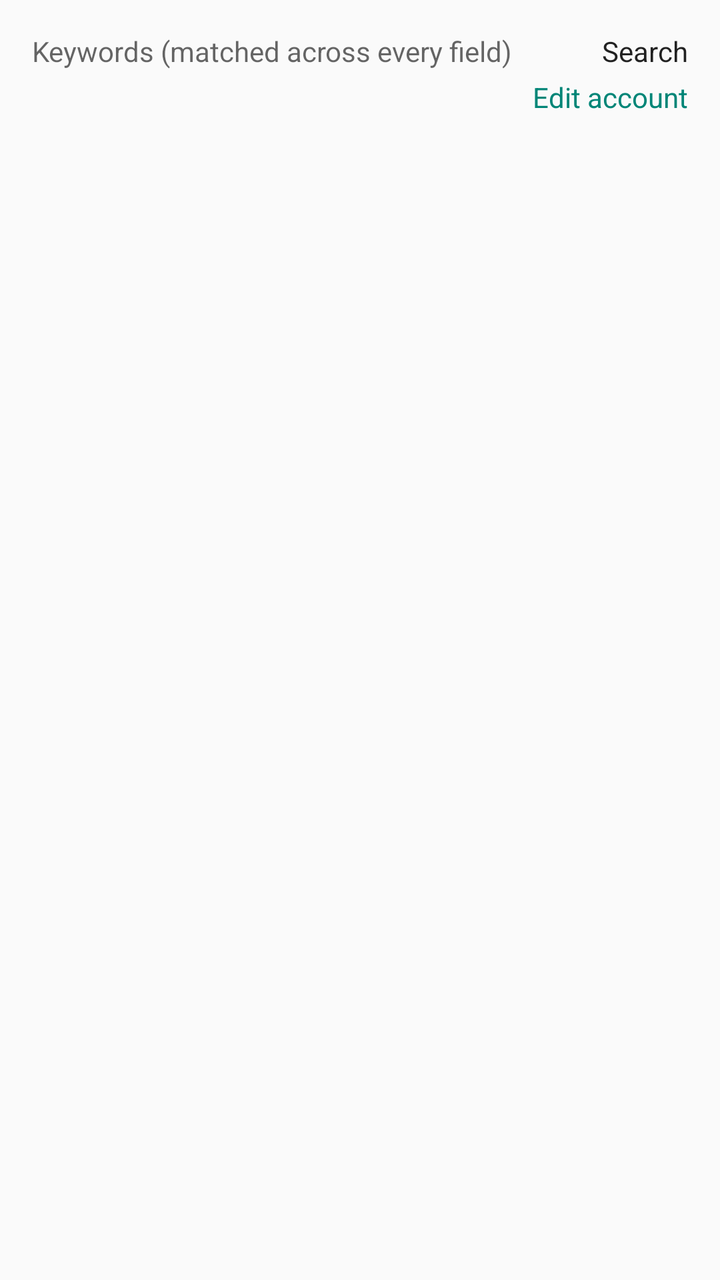
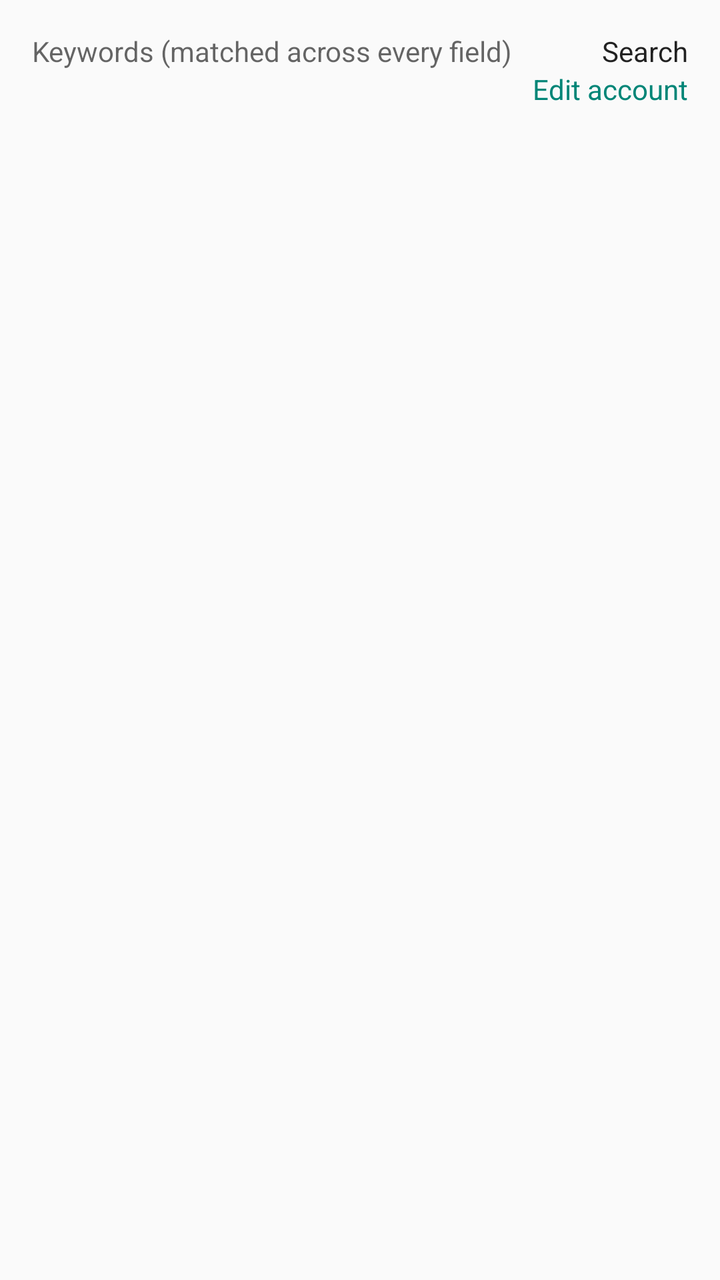

The first picture is an Android layout as it rendered before a commit; the second is the same layout after the commit. The layout source and the unified diff follow.
<!-- AndroidManifest.xml: application theme AppTheme -->
<!-- res/layout/panel_main.xml -->
<?xml version="1.0" encoding="utf-8"?>
<LinearLayout xmlns:android="http://schemas.android.com/apk/res/android"
    android:layout_width="match_parent"
    android:layout_height="match_parent"
    android:orientation="vertical"
    android:padding="16dp">

    <LinearLayout
        android:layout_width="match_parent"
        android:layout_height="wrap_content"
        android:orientation="horizontal">

        <EditText
            android:id="@+id/search_keywords"
            android:layout_width="0dp"
            android:layout_height="wrap_content"
            android:layout_weight="1"
            android:hint="@string/search_hint"
            android:imeOptions="actionSearch"
            android:inputType="text"
            android:maxLines="1" />

        <Button
            android:id="@+id/search_submit"
            android:layout_width="wrap_content"
            android:layout_height="wrap_content"
            android:text="@string/search_submit" />

    </LinearLayout>

    <LinearLayout
        android:layout_width="match_parent"
        android:layout_height="wrap_content"
        android:layout_marginTop="4dp"
        android:gravity="center_vertical"
        android:orientation="horizontal">

        <ProgressBar
            android:id="@+id/search_progress"
            style="?android:attr/progressBarStyleSmall"
            android:layout_width="wrap_content"
            android:layout_height="wrap_content"
            android:layout_marginEnd="8dp"
            android:visibility="gone" />

        <TextView
            android:id="@+id/search_status"
            android:layout_width="0dp"
            android:layout_height="wrap_content"
            android:layout_weight="1" />

        <Button
            android:id="@+id/search_edit_account"
            android:layout_width="wrap_content"
            android:layout_height="wrap_content"
            android:background="@android:color/transparent"
            android:text="@string/search_edit_account"
            android:textColor="?android:attr/colorAccent" />

    </LinearLayout>

    <ScrollView
        android:layout_width="match_parent"
        android:layout_height="match_parent"
        android:layout_marginTop="8dp">

        <LinearLayout
            android:id="@+id/results_container"
            android:layout_width="match_parent"
            android:layout_height="wrap_content"
            android:orientation="vertical" />

    </ScrollView>

</LinearLayout>
<!-- resources referenced by this layout -->
<resources>
  <string name="search_edit_account">Edit account</string>
  <string name="search_hint">Keywords (matched across every field)</string>
  <string name="search_submit">Search</string>
  <style name="AppTheme" parent="@android:style/Theme.Material.Light.NoActionBar" />
</resources>

<!-- the commit's change to res/layout/panel_main.xml (unified diff, before → after) -->
@@ -28,20 +28,19 @@
 
     </LinearLayout>
 
+    <ProgressBar
+        android:id="@+id/search_progress"
+        style="?android:attr/progressBarStyleHorizontal"
+        android:layout_width="match_parent"
+        android:layout_height="wrap_content"
+        android:layout_marginTop="4dp"
+        android:visibility="gone" />
+
     <LinearLayout
         android:layout_width="match_parent"
         android:layout_height="wrap_content"
-        android:layout_marginTop="4dp"
         android:gravity="center_vertical"
         android:orientation="horizontal">
-
-        <ProgressBar
-            android:id="@+id/search_progress"
-            style="?android:attr/progressBarStyleSmall"
-            android:layout_width="wrap_content"
-            android:layout_height="wrap_content"
-            android:layout_marginEnd="8dp"
-            android:visibility="gone" />
 
         <TextView
             android:id="@+id/search_status"
